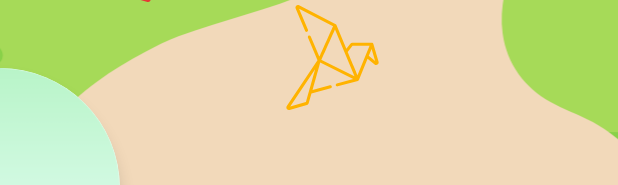
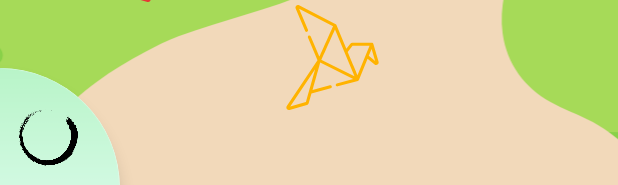
Before and after one commit to RedC4ke/Kalm, an Android app built with Jetpack Compose: the layout fragment_bird_game.xml on its own in the app's theme, with its tools: preview values and no code run, on a phone screen of 412 x 824 dp. Shown: the part 1048-1233 px from the top of the screen. Run offline under Robolectric (Android 15) with nearby library versions, the phone set to English and light mode, and no system bars; plain views replace KonfettiView; Roboto replaces fonts that are not available here.

Commit message:
v0.0.6 - some changes for showcase

```diff
--- a/app/src/main/java/com/redc4ke/kalm/ui/base/BaseFragment.kt
+++ b/app/src/main/java/com/redc4ke/kalm/ui/base/BaseFragment.kt
@@ -29,3 +29,9 @@ abstract class BaseFragment<VB: ViewBinding>: Fragment() {
         _binding = null
     }
 }
+
+abstract class GameFragment<VB: ViewBinding> : BaseFragment<VB>() {
+
+    abstract val directions: Array<Int>
+
+}
--- a/app/src/main/res/layout/fragment_bird_game.xml
+++ b/app/src/main/res/layout/fragment_bird_game.xml
@@ -126,6 +126,15 @@
                     android:layout_marginBottom="0dp"
                     android:src="@drawable/mockup_circlebar" />
 
+                <ImageView
+                    android:id="@+id/imageView14"
+                    android:layout_width="40dp"
+                    android:layout_height="40dp"
+                    android:layout_gravity="right"
+                    android:layout_marginTop="26dp"
+                    android:layout_marginEnd="28dp"
+                    android:src="@drawable/zen_brush_symbol" />
+
             </androidx.cardview.widget.CardView>
 
             <androidx.cardview.widget.CardView
--- a/app/src/main/res/layout/fragment_completed.xml
+++ b/app/src/main/res/layout/fragment_completed.xml
@@ -29,7 +29,7 @@
             app:srcCompat="@drawable/mockup_completedbgbottom" />
 
         <TextView
-            android:id="@+id/textView9"
+            android:id="@+id/completedOnwardTV"
             android:layout_width="wrap_content"
             android:layout_height="wrap_content"
             android:layout_marginBottom="20dp"
```
Also changed, not shown: app/src/main/java/com/redc4ke/kalm/ui/BirdGameFragment.kt (+6 -3 lines), app/src/main/java/com/redc4ke/kalm/ui/CompletedFragment.kt (+12 -1 lines).
